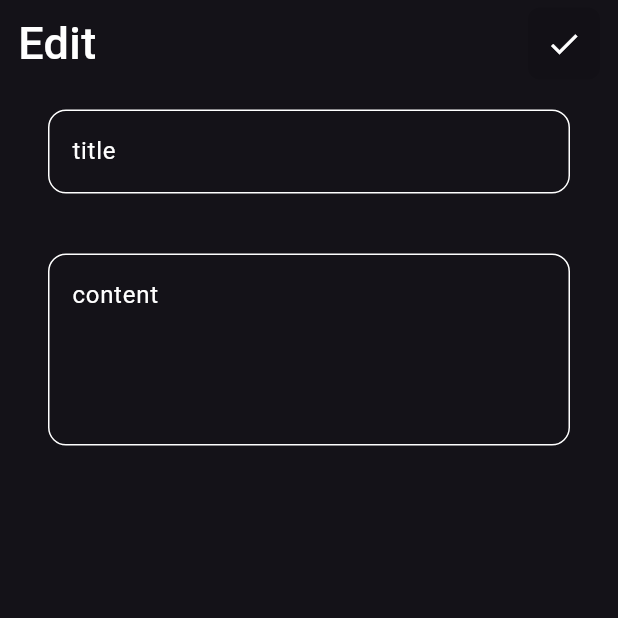
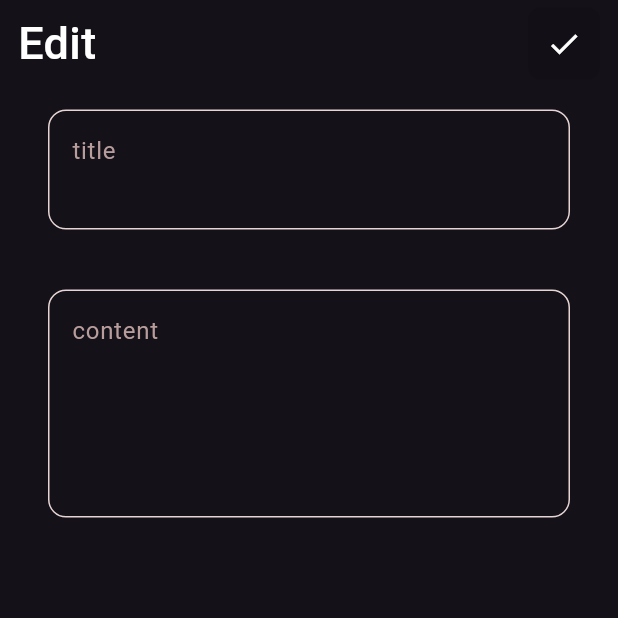
Before and after one commit to Abdelrahman200hany/noota, a Flutter app: the EditView screen opened by its route, on a phone screen of 412 x 824 dp, the top half of it. Run offline on Flutter 3.47's test engine with Material 3 defaults, Android fonts, the phone set to English and light mode, and no system bars; our stand-ins replace lottie.

Commit message:
create cubit files to all fun and handle text form feild

```diff
--- a/lib/componts/icons_search.dart
+++ b/lib/componts/icons_search.dart
@@ -1,7 +1,7 @@
 import 'package:flutter/material.dart';
 
-class IconsSearch extends StatelessWidget {
-  const IconsSearch({super.key, required this.icon});
+class IconsCompont extends StatelessWidget {
+  const IconsCompont({super.key, required this.icon});
   final IconData icon;
 
   @override
--- a/lib/customs_widgets/TextFormfield.dart
+++ b/lib/customs_widgets/TextFormfield.dart
@@ -6,42 +6,44 @@ class CostomTextField extends StatelessWidget {
     super.key,
     required this.hint,
     this.maxlines = 1,
-    @required this.onchange,
+    required this.onSaved,
   });
   final String hint;
   final int maxlines;
 
-  final Function(String data)? onchange;
+  final Function(String?)? onSaved;
 
   @override
   Widget build(BuildContext context) {
     return Padding(
       padding: EdgeInsets.all(20).copyWith(bottom: 20),
       child: TextFormField(
+        validator: (data) {
+          if (data != null) {
+            return ('filed is requried');
+          }
+        },
+        onSaved: onSaved,
         maxLines: maxlines,
         cursorColor: Kprimarycolor,
         style: const TextStyle(
           color: Colors.white,
         ),
-        onChanged: (data) {},
         decoration: InputDecoration(
           hintText: hint,
-          hintStyle: TextStyle(color: Colors.white),
-          enabledBorder: BuildBorder(),
-          focusedBorder: OutlineInputBorder(
-            borderRadius: BorderRadius.circular(12),
-            borderSide:
-                BorderSide(color: const Color.fromARGB(255, 167, 203, 240)),
-          ),
+          hintStyle: TextStyle(color: const Color.fromARGB(255, 185, 157, 157)),
+          border: BuildBorder(Colors.white),
+          enabledBorder: BuildBorder(const Color.fromARGB(255, 231, 213, 213)),
+          focusedBorder: BuildBorder(const Color.fromARGB(255, 160, 90, 68)),
         ),
       ),
     );
   }
 
-  OutlineInputBorder BuildBorder() {
+  OutlineInputBorder BuildBorder(Color color) {
     return OutlineInputBorder(
       borderRadius: BorderRadius.circular(12),
-      borderSide: const BorderSide(color: Colors.white),
+      borderSide: BorderSide(color: color),
     );
   }
 }
--- a/lib/customs_widgets/appbar.dart
+++ b/lib/customs_widgets/appbar.dart
@@ -20,7 +20,7 @@ class CustomAppBar extends StatelessWidget {
             color: Colors.white,
           ),
         ),
-        IconsSearch(icon: icon),
+        IconsCompont(icon: icon),
       ],
     );
   }
--- a/lib/customs_widgets/buttoms.dart
+++ b/lib/customs_widgets/buttoms.dart
@@ -2,15 +2,16 @@ import 'package:flutter/material.dart';
 
 class CostomButtom extends StatelessWidget {
   const CostomButtom({
+    required this.ontap,
     super.key,
     required this.text,
   });
   final String text;
-  // final VoidCallback? ontap;
+  final VoidCallback? ontap;
   @override
   Widget build(BuildContext context) {
     return GestureDetector(
-      onTap: () {},
+      onTap: ontap,
       child: Padding(
         padding: const EdgeInsets.all(16).copyWith(bottom: 40),
         child: Container(
--- a/lib/views/edit.dart
+++ b/lib/views/edit.dart
@@ -2,26 +2,45 @@ import 'package:flutter/material.dart';
 import 'package:noota/customs_widgets/TextFormfield.dart';
 import 'package:noota/customs_widgets/appbar.dart';
 
-class EditView extends StatelessWidget {
+class EditView extends StatefulWidget {
   const EditView({super.key});
   static String id = 'EditView';
 
   @override
+  State<EditView> createState() => _EditViewState();
+}
+
+class _EditViewState extends State<EditView> {
+  String? title,content;
+  GlobalKey<FormState>formKey=GlobalKey();
+  @override
   Widget build(BuildContext context) {
-    return Scaffold(
+    return SafeArea(
+      child: Scaffold(
         body: Padding(
           padding:const  EdgeInsets.all(12).copyWith(top: 5),
-        child:  Column(
-          children: const[
+          child:  Form(
+            key: formKey,
+            child: Column(
+              children: [
                  CustomAppBar(text: 'Edit', icon: Icons.check),
                 CostomTextField(
+                  onSaved: (data){
+                    title=data;
+                  },
+                  maxlines: 2,
                   hint: 'title',
                 ),
                 CostomTextField(
+                    onSaved: (data){
+                    content=data;
+                  },
                   hint: 'content',
-              maxlines: 4,
+                  maxlines: 5,
                 ),
               ],
+            ),
+          ),
         ),
       ),
     );
--- a/lib/views/home.dart
+++ b/lib/views/home.dart
@@ -10,7 +10,8 @@ class HomeView extends StatelessWidget {
 
   @override
   Widget build(BuildContext context) {
-    return Scaffold(
+    return SafeArea(
+      child: Scaffold(
         floatingActionButton: floatingButtom(),
         body: Padding(
           padding: EdgeInsets.all(12).copyWith(top: 5),
@@ -24,6 +25,7 @@ class HomeView extends StatelessWidget {
             ],
           ),
         ),
+      ),
     );
   }
 }
--- a/pubspec.yaml
+++ b/pubspec.yaml
@@ -36,6 +36,7 @@ dependencies:
   # Use with the CupertinoIcons class for iOS style icons.
   cupertino_icons: ^1.0.8
   lottie: ^3.2.0
+  hive: ^2.2.3
 
 dev_dependencies:
   flutter_test:
```
Also changed, not shown: lib/customs_widgets/modelbottomSheet.dart (+39 -5 lines), lib/cubits/add_note_cubit/add_node.dart (added), lib/cubits/add_note_cubit/add_state.dart (added), lib/cubits/delete_note_cubit/delete_note.dart (added), lib/cubits/delete_note_cubit/delete_state.dart (added), lib/cubits/edit_note_cubit/edit_note.dart (added), lib/cubits/edit_note_cubit/edit_state.dart (added), pubspec.lock. Lines whose indentation alone changed are shown as unchanged.
